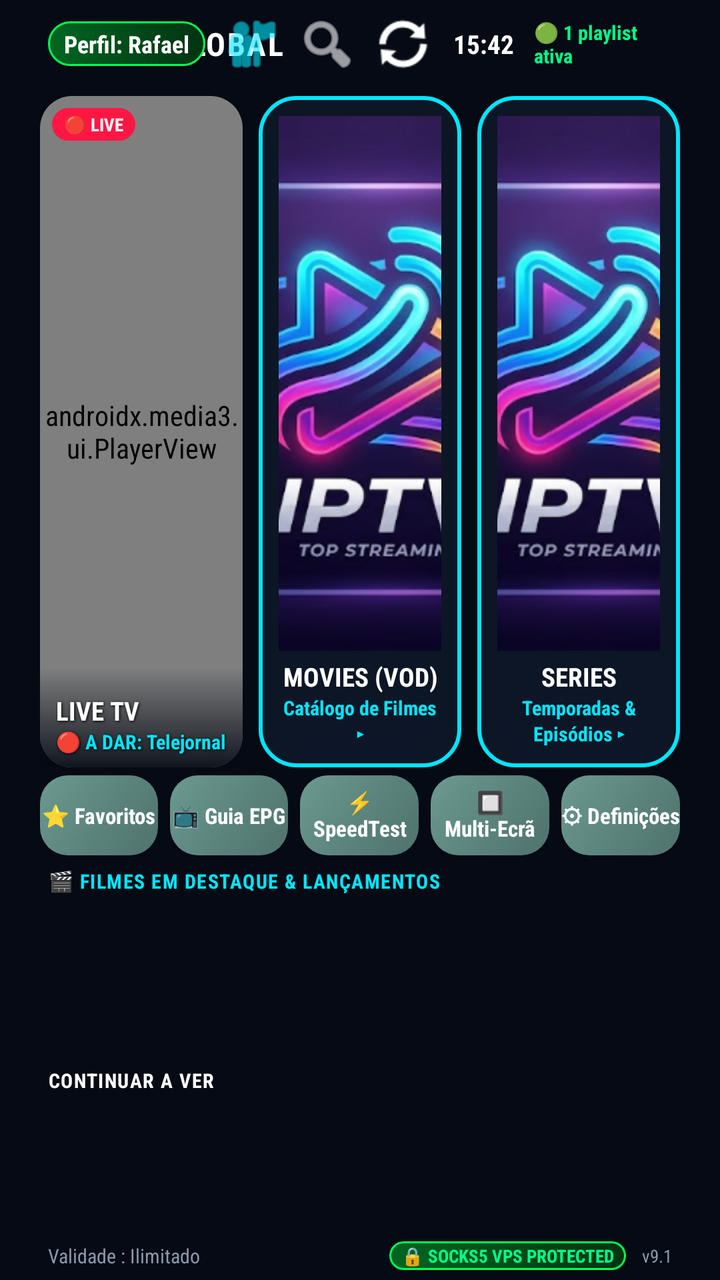
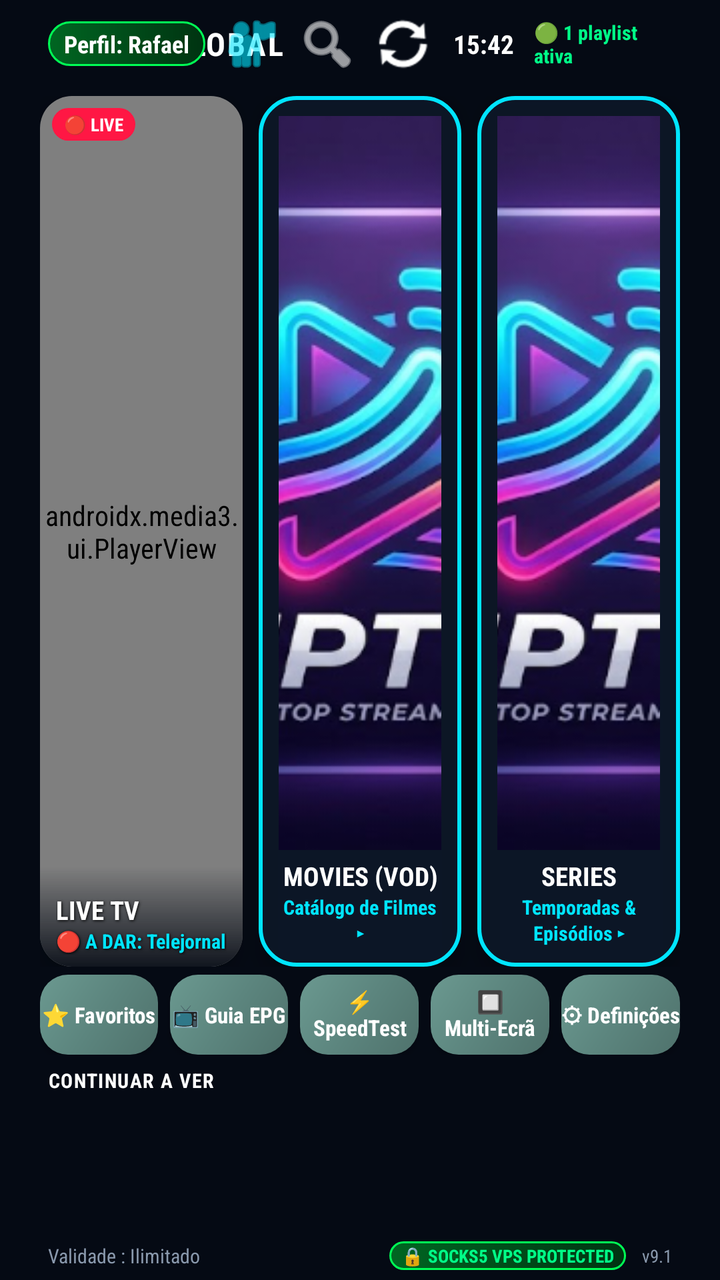

Screens rendered from an Android XML layout before and after an edit, with the pre-edit source and the edit as a unified diff.
<!-- AndroidManifest.xml: application theme AppTheme -->
<!-- res/layout/activity_main.xml -->
<?xml version="1.0" encoding="utf-8"?>
<LinearLayout xmlns:android="http://schemas.android.com/apk/res/android"
    xmlns:app="http://schemas.android.com/apk/res-auto"
    xmlns:tools="http://schemas.android.com/tools"
    android:layout_width="match_parent"
    android:layout_height="match_parent"
    android:orientation="vertical"
    android:background="#050A14"
    tools:context=".MainActivity">

    
    <ImageView
        android:id="@+id/ivMainBackgroundBlur"
        android:layout_width="match_parent"
        android:layout_height="match_parent"
        android:scaleType="centerCrop"
        android:alpha="0.2"
        android:src="@drawable/logo"
        android:visibility="gone"/>

    
    <RelativeLayout
        android:id="@+id/headerBar"
        android:layout_width="match_parent"
        android:layout_height="44dp"
        android:paddingHorizontal="24dp">

        <LinearLayout
            android:id="@+id/llHeaderLogo"
            android:layout_width="wrap_content"
            android:layout_height="wrap_content"
            android:layout_centerVertical="true"
            android:orientation="horizontal"
            android:gravity="center_vertical">

            <TextView
                android:layout_width="wrap_content"
                android:layout_height="wrap_content"
                android:text="▼ IPTV "
                android:textColor="#00E5FF"
                android:textSize="16sp"
                android:textStyle="bold"
                android:letterSpacing="0.05" />

            <TextView
                android:layout_width="wrap_content"
                android:layout_height="wrap_content"
                android:text="GLOBAL"
                android:textColor="#FFFFFF"
                android:textSize="16sp"
                android:textStyle="bold"
                android:letterSpacing="0.05" />
        </LinearLayout>

        <LinearLayout
            android:layout_width="wrap_content"
            android:layout_height="wrap_content"
            android:layout_alignParentEnd="true"
            android:layout_centerVertical="true"
            android:orientation="horizontal"
            android:gravity="center_vertical">

            <TextView
                android:id="@+id/tvUserLogged"
                android:layout_width="wrap_content"
                android:layout_height="wrap_content"
                android:text="Perfil: Rafael"
                android:textColor="#FFFFFF"
                android:textSize="12sp"
                android:textStyle="bold"
                android:paddingHorizontal="8dp"
                android:paddingVertical="3dp"
                android:background="@drawable/bg_vpn_badge" />

            <ImageButton
                android:id="@+id/btnSwitchUser"
                android:layout_width="30dp"
                android:layout_height="30dp"
                android:layout_marginStart="8dp"
                android:background="?attr/selectableItemBackgroundBorderless"
                android:src="@android:drawable/ic_menu_myplaces"
                app:tint="#00E5FF"
                android:contentDescription="Mudar Utilizador"
                android:focusable="true" />

            <ImageButton
                android:id="@+id/btnSearch"
                android:layout_width="30dp"
                android:layout_height="30dp"
                android:layout_marginStart="8dp"
                android:background="?attr/selectableItemBackgroundBorderless"
                android:src="@android:drawable/ic_menu_search"
                app:tint="#FFFFFF"
                android:contentDescription="Pesquisar"
                android:focusable="true" />

            <ImageButton
                android:id="@+id/btnRefresh"
                android:layout_width="30dp"
                android:layout_height="30dp"
                android:layout_marginStart="8dp"
                android:background="?attr/selectableItemBackgroundBorderless"
                android:src="@android:drawable/ic_popup_sync"
                app:tint="#FFFFFF"
                android:contentDescription="Atualizar"
                android:focusable="true" />

            <TextView
                android:id="@+id/tvClock"
                android:layout_width="wrap_content"
                android:layout_height="wrap_content"
                android:layout_marginStart="10dp"
                android:text="15:42"
                android:textColor="#FFFFFF"
                android:textSize="13sp"
                android:textStyle="bold" />

            <TextView
                android:id="@+id/tvPlaylistStatus"
                android:layout_width="wrap_content"
                android:layout_height="wrap_content"
                android:layout_marginStart="10dp"
                android:text="🟢 1 playlist ativa"
                android:textColor="#00FF88"
                android:textSize="10sp"
                android:textStyle="bold" />
        </LinearLayout>
    </RelativeLayout>

    
    <LinearLayout
        android:id="@+id/gridHeroCards"
        android:layout_width="match_parent"
        android:layout_height="0dp"
        android:layout_weight="1"
        android:orientation="horizontal"
        android:paddingHorizontal="20dp"
        android:paddingTop="4dp"
        android:paddingBottom="4dp"
        android:weightSum="3">

        
        <androidx.cardview.widget.CardView
            android:id="@+id/cardTv"
            android:layout_width="0dp"
            android:layout_height="match_parent"
            android:layout_weight="1"
            android:layout_marginEnd="8dp"
            app:cardCornerRadius="16dp"
            app:cardBackgroundColor="#0A1929"
            app:cardElevation="6dp"
            android:focusable="true"
            android:clickable="true"
            android:descendantFocusability="blocksDescendants"
            android:nextFocusDown="@+id/btnQuickFavorites"
            android:foreground="?attr/selectableItemBackground"
            android:stateListAnimator="@animator/selector_item_scale">

            <RelativeLayout
                android:layout_width="match_parent"
                android:layout_height="match_parent">

                
                <androidx.media3.ui.PlayerView
                    android:id="@+id/miniPlayerView"
                    android:layout_width="match_parent"
                    android:layout_height="match_parent"
                    app:use_controller="false"
                    app:surface_type="texture_view"
                    app:resize_mode="zoom" />

                
                <View
                    android:layout_width="match_parent"
                    android:layout_height="50dp"
                    android:layout_alignParentBottom="true"
                    android:background="@drawable/bg_gradient_card_overlay" />

                
                <TextView
                    android:id="@+id/tvLiveBadge"
                    android:layout_width="wrap_content"
                    android:layout_height="wrap_content"
                    android:layout_alignParentTop="true"
                    android:layout_alignParentStart="true"
                    android:layout_margin="6dp"
                    android:text="🔴 LIVE"
                    android:textColor="#FFFFFF"
                    android:textSize="9sp"
                    android:textStyle="bold"
                    android:paddingHorizontal="6dp"
                    android:paddingVertical="2dp"
                    android:background="@drawable/bg_live_badge" />

                
                <TextView
                    android:id="@+id/tvTitleTv"
                    android:layout_width="match_parent"
                    android:layout_height="wrap_content"
                    android:layout_above="@id/tvSubTv"
                    android:layout_marginHorizontal="8dp"
                    android:text="LIVE TV"
                    android:textColor="#FFFFFF"
                    android:textSize="13sp"
                    android:textStyle="bold"
                    android:gravity="start"
                    android:maxLines="1"
                    android:ellipsize="end"
                    android:shadowColor="#000000"
                    android:shadowDx="1"
                    android:shadowDy="1"
                    android:shadowRadius="3" />

                
                <TextView
                    android:id="@+id/tvSubTv"
                    android:layout_width="match_parent"
                    android:layout_height="wrap_content"
                    android:layout_alignParentBottom="true"
                    android:layout_marginHorizontal="8dp"
                    android:layout_marginBottom="6dp"
                    android:text="🔴 A DAR: Telejornal"
                    android:textColor="#00E5FF"
                    android:textSize="10sp"
                    android:textStyle="bold"
                    android:gravity="start"
                    android:maxLines="1"
                    android:ellipsize="end"
                    android:shadowColor="#000000"
                    android:shadowDx="1"
                    android:shadowDy="1"
                    android:shadowRadius="3" />
            </RelativeLayout>
        </androidx.cardview.widget.CardView>

        
        <androidx.cardview.widget.CardView
            android:id="@+id/cardFilmes"
            android:layout_width="0dp"
            android:layout_height="match_parent"
            android:layout_weight="1"
            android:layout_marginEnd="8dp"
            app:cardCornerRadius="16dp"
            app:cardBackgroundColor="#00000000"
            app:cardElevation="6dp"
            android:focusable="true"
            android:clickable="true"
            android:descendantFocusability="blocksDescendants"
            android:nextFocusDown="@+id/btnQuickEpg"
            android:foreground="?attr/selectableItemBackground"
            android:stateListAnimator="@animator/selector_item_scale">

            <RelativeLayout
                android:layout_width="match_parent"
                android:layout_height="match_parent"
                android:background="@drawable/bg_neon_card_cyan"
                android:padding="10dp">

                <ImageView
                    android:id="@+id/ivCardFilmesBg"
                    android:layout_width="match_parent"
                    android:layout_height="match_parent"
                    android:layout_above="@id/tvTitleFilmes"
                    android:layout_marginBottom="4dp"
                    android:scaleType="centerCrop"
                    android:src="@drawable/logo" />

                <TextView
                    android:id="@+id/tvTitleFilmes"
                    android:layout_width="match_parent"
                    android:layout_height="wrap_content"
                    android:layout_above="@id/tvSubFilmes"
                    android:text="MOVIES (VOD)"
                    android:textColor="#FFFFFF"
                    android:textSize="13sp"
                    android:textStyle="bold"
                    android:gravity="center"
                    android:maxLines="1"
                    android:ellipsize="end" />

                <TextView
                    android:id="@+id/tvSubFilmes"
                    android:layout_width="match_parent"
                    android:layout_height="wrap_content"
                    android:layout_alignParentBottom="true"
                    android:text="Catálogo de Filmes ▸"
                    android:textColor="#00E5FF"
                    android:textSize="10sp"
                    android:textStyle="bold"
                    android:gravity="center" />
            </RelativeLayout>
        </androidx.cardview.widget.CardView>

        
        <androidx.cardview.widget.CardView
            android:id="@+id/cardSeries"
            android:layout_width="0dp"
            android:layout_height="match_parent"
            android:layout_weight="1"
            app:cardCornerRadius="16dp"
            app:cardBackgroundColor="#00000000"
            app:cardElevation="6dp"
            android:focusable="true"
            android:clickable="true"
            android:descendantFocusability="blocksDescendants"
            android:nextFocusDown="@+id/btnQuickMultiScreen"
            android:foreground="?attr/selectableItemBackground"
            android:stateListAnimator="@animator/selector_item_scale">

            <RelativeLayout
                android:layout_width="match_parent"
                android:layout_height="match_parent"
                android:background="@drawable/bg_neon_card_cyan"
                android:padding="10dp">

                <ImageView
                    android:id="@+id/ivCardSeriesBg"
                    android:layout_width="match_parent"
                    android:layout_height="match_parent"
                    android:layout_above="@id/tvTitleSeries"
                    android:layout_marginBottom="4dp"
                    android:scaleType="centerCrop"
                    android:src="@drawable/logo" />

                <TextView
                    android:id="@+id/tvTitleSeries"
                    android:layout_width="match_parent"
                    android:layout_height="wrap_content"
                    android:layout_above="@id/tvSubSeries"
                    android:text="SERIES"
                    android:textColor="#FFFFFF"
                    android:textSize="13sp"
                    android:textStyle="bold"
                    android:gravity="center"
                    android:maxLines="1"
                    android:ellipsize="end" />

                <TextView
                    android:id="@+id/tvSubSeries"
                    android:layout_width="match_parent"
                    android:layout_height="wrap_content"
                    android:layout_alignParentBottom="true"
                    android:text="Temporadas &amp; Episódios ▸"
                    android:textColor="#00E5FF"
                    android:textSize="10sp"
                    android:textStyle="bold"
                    android:gravity="center" />
            </RelativeLayout>
        </androidx.cardview.widget.CardView>
    </LinearLayout>

    
    <LinearLayout
        android:id="@+id/llQuickAccessBar"
        android:layout_width="match_parent"
        android:layout_height="40dp"
        android:orientation="horizontal"
        android:paddingHorizontal="20dp"
        android:layout_marginBottom="6dp"
        android:weightSum="5"
        android:descendantFocusability="afterDescendants"
        android:focusable="false">

        <Button
            android:id="@+id/btnQuickFavorites"
            android:layout_width="0dp"
            android:layout_height="match_parent"
            android:layout_weight="1"
            android:layout_marginEnd="6dp"
            android:background="@drawable/bg_smarters_sage"
            android:text="⭐ Favoritos"
            android:textColor="#FFFFFF"
            android:textSize="11sp"
            android:textStyle="bold"
            android:textAllCaps="false"
            android:focusable="true"
            android:clickable="true"
            android:nextFocusUp="@id/cardTv"
            android:nextFocusDown="@id/rvFeaturedMovies"
            android:nextFocusRight="@id/btnQuickEpg" />

        <Button
            android:id="@+id/btnQuickEpg"
            android:layout_width="0dp"
            android:layout_height="match_parent"
            android:layout_weight="1"
            android:layout_marginEnd="6dp"
            android:background="@drawable/bg_smarters_sage"
            android:text="📺 Guia EPG"
            android:textColor="#FFFFFF"
            android:textSize="11sp"
            android:textStyle="bold"
            android:textAllCaps="false"
            android:focusable="true"
            android:clickable="true"
            android:nextFocusUp="@id/cardFilmes"
            android:nextFocusDown="@id/rvFeaturedMovies"
            android:nextFocusLeft="@id/btnQuickFavorites"
            android:nextFocusRight="@id/btnQuickSettings" />

        <Button
            android:id="@+id/btnQuickSettings"
            android:layout_width="0dp"
            android:layout_height="match_parent"
            android:layout_weight="1"
            android:layout_marginEnd="6dp"
            android:background="@drawable/bg_smarters_sage"
            android:text="⚡ SpeedTest"
            android:textColor="#FFFFFF"
            android:textSize="11sp"
            android:textStyle="bold"
            android:textAllCaps="false"
            android:focusable="true"
            android:clickable="true"
            android:nextFocusUp="@id/cardFilmes"
            android:nextFocusDown="@id/rvFeaturedMovies"
            android:nextFocusLeft="@id/btnQuickEpg"
            android:nextFocusRight="@id/btnQuickMultiScreen" />

        <Button
            android:id="@+id/btnQuickMultiScreen"
            android:layout_width="0dp"
            android:layout_height="match_parent"
            android:layout_weight="1"
            android:layout_marginEnd="6dp"
            android:background="@drawable/bg_smarters_sage"
            android:text="🔲 Multi-Ecrã"
            android:textColor="#FFFFFF"
            android:textSize="11sp"
            android:textStyle="bold"
            android:textAllCaps="false"
            android:focusable="true"
            android:clickable="true"
            android:nextFocusUp="@id/cardSeries"
            android:nextFocusDown="@id/rvFeaturedMovies"
            android:nextFocusLeft="@id/btnQuickSettings"
            android:nextFocusRight="@id/btnQuickCatchup" />

        <Button
            android:id="@+id/btnQuickCatchup"
            android:layout_width="0dp"
            android:layout_height="match_parent"
            android:layout_weight="1"
            android:background="@drawable/bg_smarters_sage"
            android:text="⚙ Definições"
            android:textColor="#FFFFFF"
            android:textSize="11sp"
            android:textStyle="bold"
            android:textAllCaps="false"
            android:focusable="true"
            android:clickable="true"
            android:nextFocusUp="@id/cardSeries"
            android:nextFocusDown="@id/rvFeaturedMovies"
            android:nextFocusLeft="@id/btnQuickMultiScreen" />
    </LinearLayout>

    
    <TextView
        android:id="@+id/tvFeaturedTitleHeader"
        android:layout_width="wrap_content"
        android:layout_height="wrap_content"
        android:text="🎬 FILMES EM DESTAQUE &amp; LANÇAMENTOS"
        android:textColor="#00E5FF"
        android:textSize="10sp"
        android:textStyle="bold"
        android:letterSpacing="0.05"
        android:layout_marginStart="24dp"
        android:layout_marginBottom="2dp" />

    <androidx.recyclerview.widget.RecyclerView
        android:id="@+id/rvFeaturedMovies"
        android:layout_width="match_parent"
        android:layout_height="80dp"
        android:orientation="horizontal"
        android:paddingHorizontal="20dp"
        android:layout_marginBottom="4dp" />

    
    <TextView
        android:id="@+id/tvContinueTitleHeader"
        android:layout_width="wrap_content"
        android:layout_height="wrap_content"
        android:text="CONTINUAR A VER"
        android:textColor="#FFFFFF"
        android:textSize="10sp"
        android:textStyle="bold"
        android:letterSpacing="0.05"
        android:layout_marginStart="24dp"
        android:layout_marginBottom="2dp" />

    <androidx.recyclerview.widget.RecyclerView
        android:id="@+id/rvContinueWatching"
        android:layout_width="match_parent"
        android:layout_height="65dp"
        android:orientation="horizontal"
        android:paddingHorizontal="20dp"
        android:layout_marginBottom="2dp" />

    
    <RelativeLayout
        android:id="@+id/footerBar"
        android:layout_width="match_parent"
        android:layout_height="24dp"
        android:paddingHorizontal="24dp">

        <TextView
            android:id="@+id/tvVencimento"
            android:layout_width="wrap_content"
            android:layout_height="wrap_content"
            android:layout_alignParentStart="true"
            android:layout_centerVertical="true"
            android:text="Validade : Ilimitado"
            android:textColor="#8A99AD"
            android:textSize="10sp" />

        <LinearLayout
            android:layout_width="wrap_content"
            android:layout_height="wrap_content"
            android:layout_alignParentEnd="true"
            android:layout_centerVertical="true"
            android:orientation="horizontal"
            android:gravity="center_vertical">

            <TextView
                android:layout_width="wrap_content"
                android:layout_height="wrap_content"
                android:text="🔒 SOCKS5 VPS PROTECTED"
                android:textColor="#00FF88"
                android:textSize="9sp"
                android:textStyle="bold"
                android:paddingHorizontal="6dp"
                android:paddingVertical="1dp"
                android:background="@drawable/bg_vpn_badge" />

            <TextView
                android:layout_width="wrap_content"
                android:layout_height="wrap_content"
                android:layout_marginStart="8dp"
                android:text="v9.1"
                android:textColor="#8A99AD"
                android:textSize="9sp" />
        </LinearLayout>
    </RelativeLayout>

</LinearLayout>
<!-- resources referenced by this layout -->
<resources>
  <!-- drawable bg_gradient_card_overlay (drawable) -->
  <?xml version="1.0" encoding="utf-8"?>
  <shape xmlns:android="http://schemas.android.com/apk/res/android"
      android:shape="rectangle">
      <gradient
          android:angle="270"
          android:startColor="#00000000"
          android:endColor="#E6050A14"
          android:type="linear" />
  </shape>
  <!-- drawable bg_live_badge (drawable) -->
  <?xml version="1.0" encoding="utf-8"?>
  <shape xmlns:android="http://schemas.android.com/apk/res/android"
      android:shape="rectangle">
      <solid android:color="#FF1744" />
      <corners android:radius="12dp" />
  </shape>
  <!-- drawable bg_neon_card_cyan (drawable) -->
  <?xml version="1.0" encoding="utf-8"?>
  <shape xmlns:android="http://schemas.android.com/apk/res/android"
      android:shape="rectangle">
      <solid android:color="#CC0E1A2B" />
      <stroke
          android:width="2dp"
          android:color="#00E5FF" />
      <corners android:radius="18dp" />
  </shape>
  <!-- drawable bg_smarters_sage (drawable) -->
  <?xml version="1.0" encoding="utf-8"?>
  <shape xmlns:android="http://schemas.android.com/apk/res/android"
      android:shape="rectangle">
      <gradient
          android:angle="135"
          android:startColor="#4F726C"
          android:centerColor="#5C857E"
          android:endColor="#6B9990"
          android:type="linear" />
      <corners android:radius="14dp" />
  </shape>
  <!-- drawable bg_vpn_badge (drawable) -->
  <?xml version="1.0" encoding="utf-8"?>
  <shape xmlns:android="http://schemas.android.com/apk/res/android" android:shape="rectangle">
      <gradient android:startColor="#006622" android:endColor="#003311" android:angle="0"/>
      <corners android:radius="16dp"/>
      <stroke android:width="1dp" android:color="#00FF55"/>
  </shape>
  <!-- drawable logo: png bitmap (drawable, 182814 bytes) -->
  <style name="AppTheme" parent="Theme.AppCompat.NoActionBar">
          <item name="android:fontFamily">sans-serif-condensed</item>
      </style>
</resources>

<!-- the commit's change to res/layout/activity_main.xml (unified diff, before → after) -->
@@ -376,7 +376,7 @@
             android:focusable="true"
             android:clickable="true"
             android:nextFocusUp="@id/cardTv"
-            android:nextFocusDown="@id/rvFeaturedMovies"
+            android:nextFocusDown="@id/rvContinueWatching"
             android:nextFocusRight="@id/btnQuickEpg" />
 
         <Button
@@ -394,7 +394,7 @@
             android:focusable="true"
             android:clickable="true"
             android:nextFocusUp="@id/cardFilmes"
-            android:nextFocusDown="@id/rvFeaturedMovies"
+            android:nextFocusDown="@id/rvContinueWatching"
             android:nextFocusLeft="@id/btnQuickFavorites"
             android:nextFocusRight="@id/btnQuickSettings" />
 
@@ -413,7 +413,7 @@
             android:focusable="true"
             android:clickable="true"
             android:nextFocusUp="@id/cardFilmes"
-            android:nextFocusDown="@id/rvFeaturedMovies"
+            android:nextFocusDown="@id/rvContinueWatching"
             android:nextFocusLeft="@id/btnQuickEpg"
             android:nextFocusRight="@id/btnQuickMultiScreen" />
 
@@ -432,7 +432,7 @@
             android:focusable="true"
             android:clickable="true"
             android:nextFocusUp="@id/cardSeries"
-            android:nextFocusDown="@id/rvFeaturedMovies"
+            android:nextFocusDown="@id/rvContinueWatching"
             android:nextFocusLeft="@id/btnQuickSettings"
             android:nextFocusRight="@id/btnQuickCatchup" />
 
@@ -450,31 +450,11 @@
             android:focusable="true"
             android:clickable="true"
             android:nextFocusUp="@id/cardSeries"
-            android:nextFocusDown="@id/rvFeaturedMovies"
+            android:nextFocusDown="@id/rvContinueWatching"
             android:nextFocusLeft="@id/btnQuickMultiScreen" />
     </LinearLayout>
 
     
-    <TextView
-        android:id="@+id/tvFeaturedTitleHeader"
-        android:layout_width="wrap_content"
-        android:layout_height="wrap_content"
-        android:text="🎬 FILMES EM DESTAQUE &amp; LANÇAMENTOS"
-        android:textColor="#00E5FF"
-        android:textSize="10sp"
-        android:textStyle="bold"
-        android:letterSpacing="0.05"
-        android:layout_marginStart="24dp"
-        android:layout_marginBottom="2dp" />
-
-    <androidx.recyclerview.widget.RecyclerView
-        android:id="@+id/rvFeaturedMovies"
-        android:layout_width="match_parent"
-        android:layout_height="80dp"
-        android:orientation="horizontal"
-        android:paddingHorizontal="20dp"
-        android:layout_marginBottom="4dp" />
-
     
     <TextView
         android:id="@+id/tvContinueTitleHeader"
